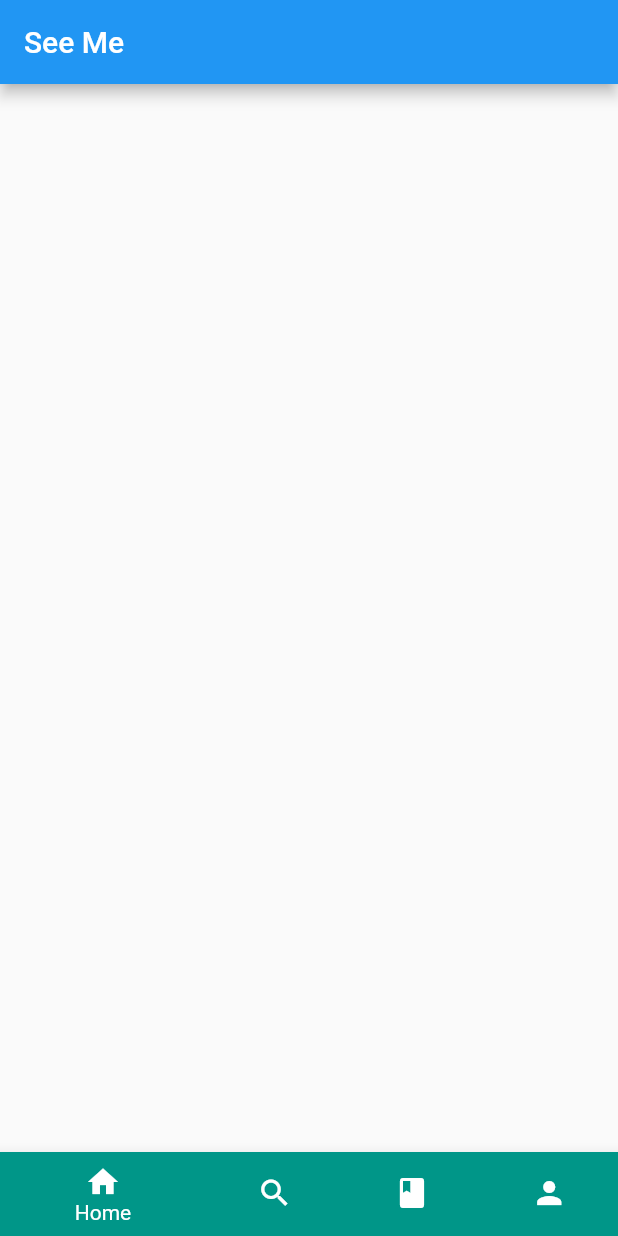
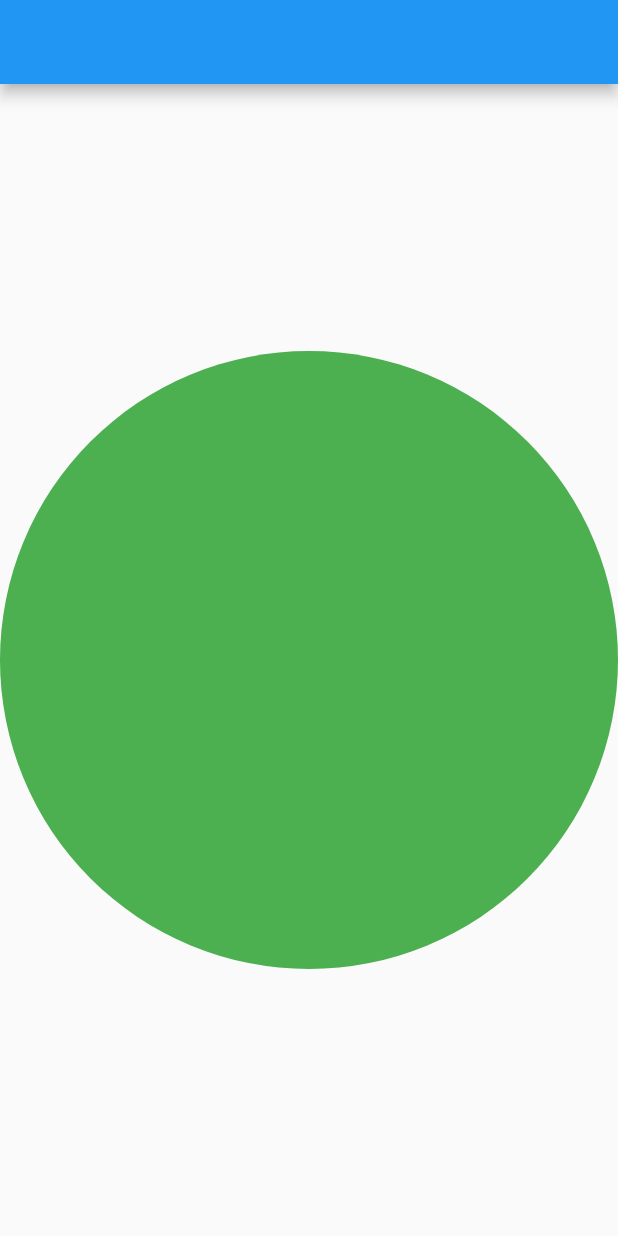
Before and after one commit to samoeioloo/see_me, a Flutter app: the screen it shows after launch, on a phone screen of 412 x 824 dp. Run offline on Flutter 3.47's test engine with Material 2 defaults, Android fonts, the light colour scheme and no system bars.

```diff
--- a/lib/pages/landingpage.dart
+++ b/lib/pages/landingpage.dart
@@ -4,39 +4,27 @@
 import 'package:flutter/material.dart';
 
 class LandingPage extends StatelessWidget {
+  double _margin = 0;
+  double _width = 200;
+  double _opacity = 1;
+  Color _colour = Colors.teal;
   @override
   Widget build(BuildContext context) {
-    // create visuals here
-    // var mainAxisAlignment;
     return Scaffold(
-        // Material widget = piece of paper
-        appBar: AppBar(
-          title: const Text('See Me'),
+      // Material widget = piece of paper
+      appBar: AppBar(),
+      body: AnimatedContainer(
+        child: Container(
+          width: 600.0,
+          height: 600.0,
+          decoration:
+              new BoxDecoration(color: Colors.green, shape: BoxShape.circle),
         ),
-        //body: Center(child: _widgetOptions.elementAt(_selectedIndex),
-        // ),
-        bottomNavigationBar:
-            BottomNavigationBar(items: <BottomNavigationBarItem>[
-          BottomNavigationBarItem(
-              icon: const Icon(Icons.home),
-              label: 'Home',
-              backgroundColor: Colors.teal),
-          BottomNavigationBarItem(
-              icon: const Icon(Icons.search),
-              label: 'Search',
-              backgroundColor: Colors.white),
-          BottomNavigationBarItem(
-              icon: const Icon(Icons.book),
-              label: 'Entry',
-              backgroundColor: Colors.teal),
-          BottomNavigationBarItem(
-              icon: const Icon(Icons.person),
-              label: 'You',
-              backgroundColor: Colors.teal)
-        ]
-                // currentIndex: _selectedIndex,
-                //selectedItemColor: Colors.teal,
-                //onTap: _onItemTapped,
-                ));
+        //margin: EdgeInsets.all(_margin),
+        alignment: Alignment.center,
+
+        duration: Duration(seconds: 1),
+      ),
+    );
   }
 }
```
Also changed, not shown: lib/pages/home.dart (added, +47 -0 lines).
